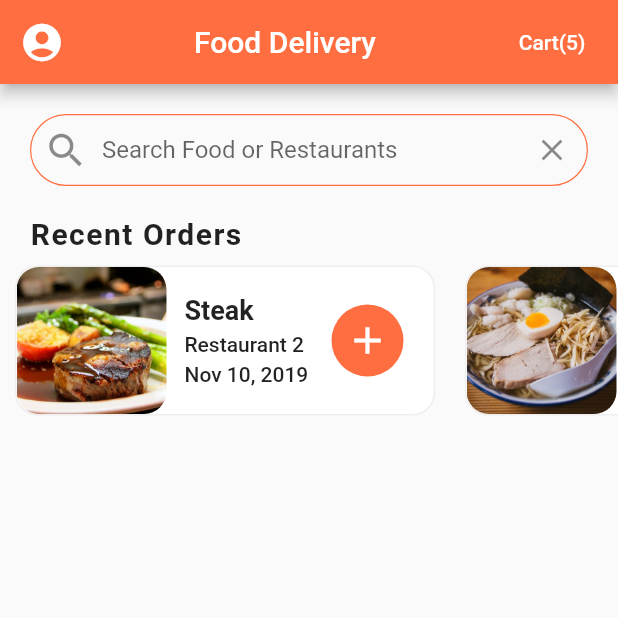
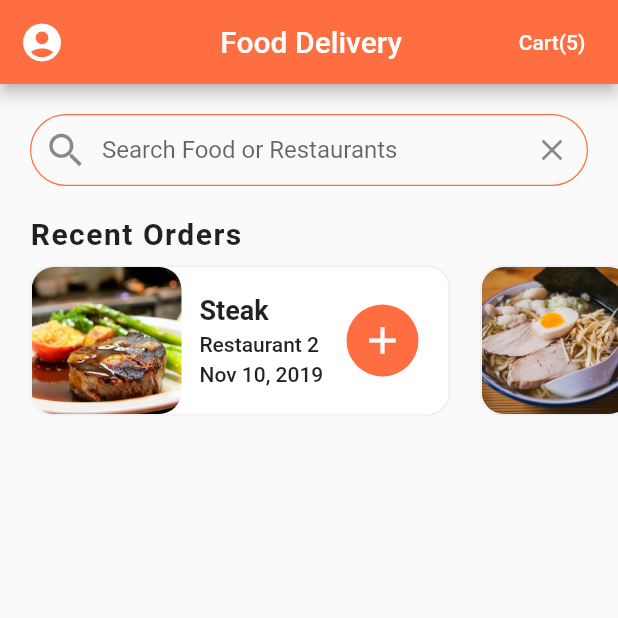
Before and after one commit to AbdelrahmanAshraf98/food_delivery_ui, a Flutter app: the screen it shows after launch, on a phone screen of 412 x 824 dp, the top half of it. Run offline on Flutter 3.47's test engine with Material 2 defaults, Android fonts, the phone set to English and light mode, and no system bars.

Commit message:
Appbar edit

```diff
--- a/lib/screens/home_screen.dart
+++ b/lib/screens/home_screen.dart
@@ -19,7 +19,10 @@ class _HomeScreenState extends State<HomeScreen> {
             iconSize: 30.0,
             onPressed: () {},
           ),
-          title: Center(child: Text('Food Delivery')),
+          title: Padding(
+            padding: const EdgeInsets.only(left:35.0),
+            child: Center(child: Text('Food Delivery')),
+          ),
           actions: <Widget>[
             FlatButton(
                 onPressed: () {},
--- a/lib/widgets/recent_orders.dart
+++ b/lib/widgets/recent_orders.dart
@@ -95,6 +95,7 @@ class RecentOrders extends StatelessWidget {
           height: 120.0,
           // color: Colors.blue,
           child: ListView.builder(
+            padding:EdgeInsets.only(left: 10.0),
             scrollDirection: Axis.horizontal,
             itemCount: currentUser.orders.length,
             itemBuilder: (BuildContext context, int index) {
```
